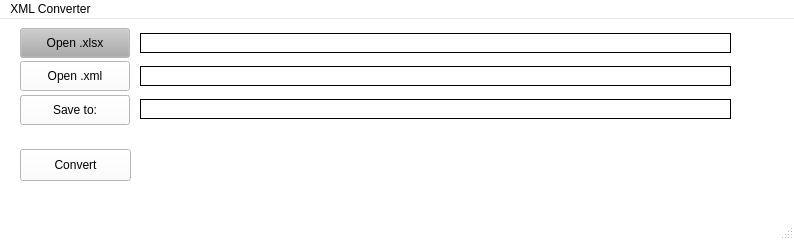
bubuding0809/XML-Converter, file Ui_MainWindow_design.ui: the form before one commit.
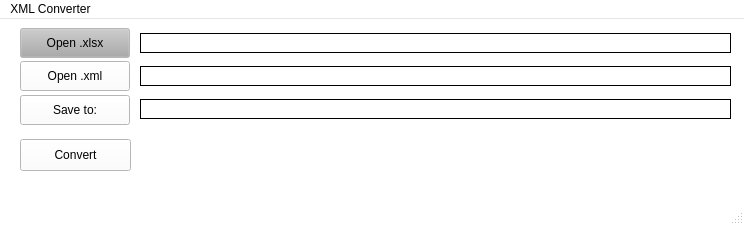
The form after the commit.

Patch:
```diff
--- a/Ui_MainWindow_design.ui
+++ b/Ui_MainWindow_design.ui
@@ -6,8 +6,8 @@
    <rect>
     <x>0</x>
     <y>0</y>
-    <width>794</width>
-    <height>240</height>
+    <width>744</width>
+    <height>225</height>
    </rect>
   </property>
   <property name="palette">
@@ -617,7 +617,7 @@
     <property name="geometry">
      <rect>
       <x>20</x>
-      <y>130</y>
+      <y>120</y>
       <width>111</width>
       <height>32</height>
      </rect>
@@ -632,7 +632,7 @@
     <rect>
      <x>0</x>
      <y>0</y>
-     <width>794</width>
+     <width>744</width>
      <height>24</height>
     </rect>
    </property>
```
